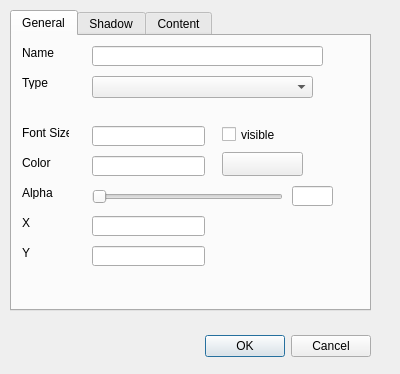
cfrankb/lgck-src, file src/lgck-builder/dlgdisplay.ui: the form before one commit.
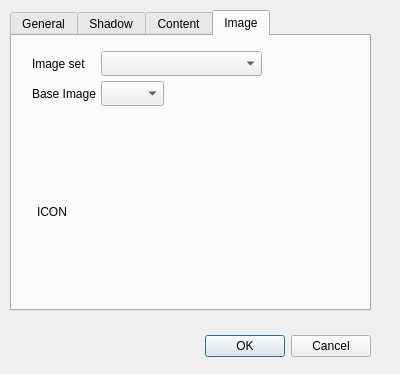
The form after the commit. The open tabs and pages were chosen to show the change. Custom widgets are drawn as their Qt base class.

Commit message: wired image display type

The edit to the form file:
```diff
--- a/src/lgck-builder/dlgdisplay.ui
+++ b/src/lgck-builder/dlgdisplay.ui
@@ -467,6 +467,85 @@
      </property>
     </widget>
    </widget>
+   <widget class="QWidget" name="tab">
+    <attribute name="title">
+     <string>Image</string>
+    </attribute>
+    <widget class="QLabel" name="label_15">
+     <property name="geometry">
+      <rect>
+       <x>20</x>
+       <y>20</y>
+       <width>71</width>
+       <height>16</height>
+      </rect>
+     </property>
+     <property name="text">
+      <string>Image set</string>
+     </property>
+    </widget>
+    <widget class="QComboBox" name="cbFrameSet">
+     <property name="geometry">
+      <rect>
+       <x>89</x>
+       <y>15</y>
+       <width>161</width>
+       <height>25</height>
+      </rect>
+     </property>
+     <property name="editable">
+      <bool>false</bool>
+     </property>
+     <property name="sizeAdjustPolicy">
+      <enum>QComboBox::AdjustToMinimumContentsLengthWithIcon</enum>
+     </property>
+     <property name="minimumContentsLength">
+      <number>16</number>
+     </property>
+     <property name="duplicatesEnabled">
+      <bool>true</bool>
+     </property>
+     <property name="modelColumn">
+      <number>0</number>
+     </property>
+    </widget>
+    <widget class="QComboBox" name="cbBaseFrame">
+     <property name="geometry">
+      <rect>
+       <x>89</x>
+       <y>45</y>
+       <width>63</width>
+       <height>25</height>
+      </rect>
+     </property>
+    </widget>
+    <widget class="QLabel" name="sImage">
+     <property name="geometry">
+      <rect>
+       <x>25</x>
+       <y>85</y>
+       <width>171</width>
+       <height>181</height>
+      </rect>
+     </property>
+     <property name="text">
+      <string>ICON</string>
+     </property>
+    </widget>
+    <widget class="QLabel" name="label_16">
+     <property name="geometry">
+      <rect>
+       <x>20</x>
+       <y>50</y>
+       <width>81</width>
+       <height>16</height>
+      </rect>
+     </property>
+     <property name="text">
+      <string>Base Image</string>
+     </property>
+    </widget>
+   </widget>
   </widget>
  </widget>
  <customwidgets>
```
Left out of the diff: 2 changed lines with no effect on the pictures. The commit also changes 6 other files.
